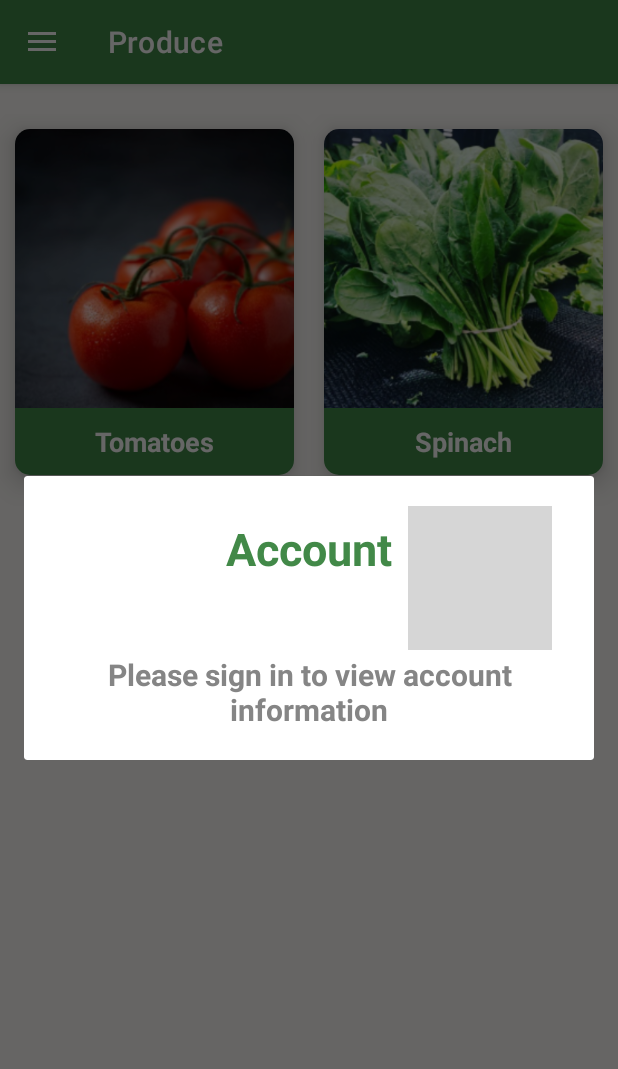
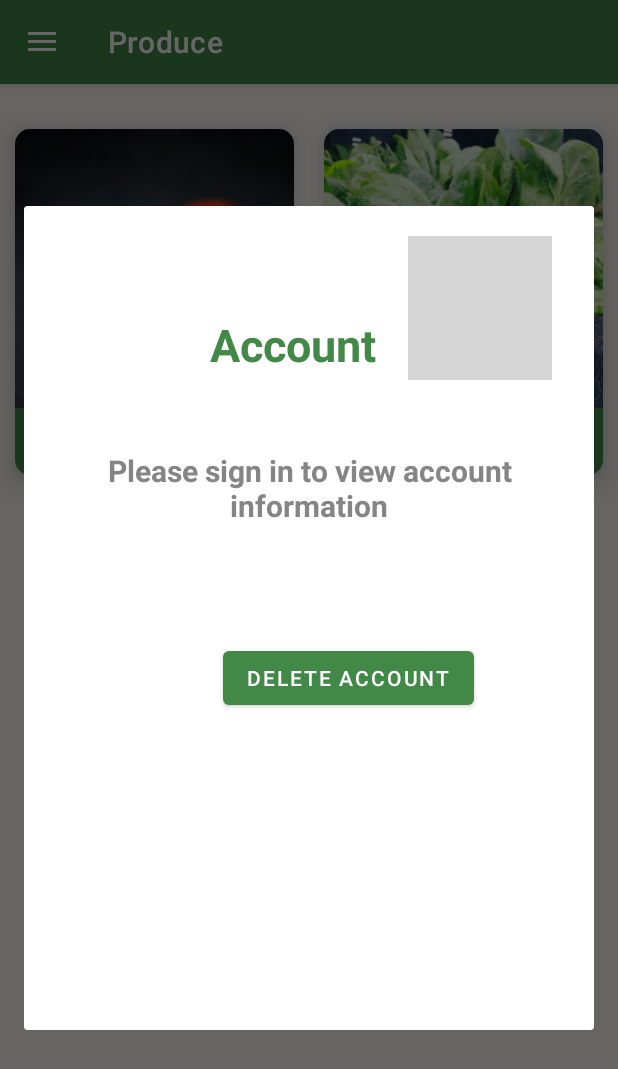
Before and after one commit to Ethan-Stander/OPSC7312Part1ES_SVD_SR_LD, an Android app built with Jetpack Compose: the fragment AccountPopupFragment placed in its activity, on a phone screen of 412 x 824 dp. Shown: the top 1069 px of the screen. Run offline under Robolectric (Android 15) with nearby library versions, the phone set to English and light mode, and no system bars; our stand-ins replace CircleImageView, Firebase (no records; nobody signed in at launch, a user with empty details on screens opened directly), Picasso, navigation-ui; pictures from the network do not load; grey boxes are pictures that could not be loaded.

Commit message:
Added button to delete account, it works, just need to fix up the look

```diff
--- a/app/src/main/res/layout/fragment_account_popup.xml
+++ b/app/src/main/res/layout/fragment_account_popup.xml
@@ -10,7 +10,7 @@
 
     <androidx.constraintlayout.widget.ConstraintLayout
         android:layout_width="match_parent"
-        android:layout_height="wrap_content"
+        android:layout_height="549dp"
         android:padding="20dp">
 
         <!--[Sign in error message]-->
@@ -18,63 +18,64 @@
             android:id="@+id/txtAccountPopUpError"
             android:layout_width="wrap_content"
             android:layout_height="wrap_content"
+            android:layout_marginTop="50dp"
+            android:gravity="center"
             android:text="Please sign in to view account information"
             android:textColor="#858585"
-            android:gravity="center"
-            android:visibility="gone"
             android:textSize="20dp"
             android:textStyle="bold"
-            android:layout_marginTop="50dp"
-            app:layout_constraintTop_toBottomOf="@+id/txtAccountPopUpHeading"
+            android:visibility="gone"
             app:layout_constraintEnd_toEndOf="parent"
             app:layout_constraintHorizontal_bias="0.5"
             app:layout_constraintStart_toStartOf="parent"
+            app:layout_constraintTop_toBottomOf="@+id/txtAccountPopUpHeading"
             app:layout_constraintVertical_bias="0.5" />
 
         <!--[HEADING]-->
+
+        <!--[CLOSE BUTTON]-->
+
         <TextView
             android:id="@+id/txtAccountPopUpHeading"
             android:layout_width="wrap_content"
             android:layout_height="wrap_content"
+            android:layout_marginTop="52dp"
             android:text="Account"
-            android:layout_marginTop="8dp"
-            android:layout_marginBottom="10dp"
             android:textColor="@color/dark_green"
             android:textSize="30dp"
             android:textStyle="bold"
             app:layout_constraintEnd_toEndOf="parent"
-            app:layout_constraintHorizontal_bias="0.5"
+            app:layout_constraintHorizontal_bias="0.454"
             app:layout_constraintStart_toStartOf="parent"
-            app:layout_constraintTop_toTopOf="parent"
-            app:layout_constraintVertical_bias="0.5" />
+            app:layout_constraintTop_toTopOf="parent" />
 
-        <!--[CLOSE BUTTON]-->
         <ImageButton
             android:id="@+id/btnAccountClose"
             android:layout_width="wrap_content"
             android:layout_height="wrap_content"
+            android:layout_marginEnd="8dp"
             android:background="?android:attr/selectableItemBackgroundBorderless"
+            android:contentDescription="close"
             android:src="@drawable/ic_exit"
             app:layout_constraintBaseline_toBaselineOf="@+id/txtAccountPopUpHeading"
             app:layout_constraintEnd_toEndOf="parent"
-            app:layout_constraintTop_toTopOf="parent"
-            android:layout_marginEnd="8dp"
-            android:contentDescription="close"/>
+            app:layout_constraintTop_toTopOf="parent" />
 
         <!--[GOOGLE PROFILE PICTURE]-->
+
+        <!--[NAME]-->
+
         <de.hdodenhof.circleimageview.CircleImageView
             android:id="@+id/accountPopUpImage"
-            android:layout_marginTop="15dp"
             android:layout_width="120dp"
             android:layout_height="120dp"
+            android:layout_marginTop="28dp"
             android:src="@drawable/spinach"
-            app:layout_constraintTop_toBottomOf="@+id/txtAccountPopUpHeading"
             app:layout_constraintEnd_toEndOf="parent"
-            app:layout_constraintHorizontal_bias="0.5"
+            app:layout_constraintHorizontal_bias="0.463"
             app:layout_constraintStart_toStartOf="parent"
-            app:layout_constraintVertical_bias="0.5" />
+            app:layout_constraintTop_toBottomOf="@+id/txtAccountPopUpHeading" />
 
-        <!--[NAME]-->
         <LinearLayout
             android:id="@+id/lvUsernameInformation"
             android:layout_width="match_parent"
@@ -158,6 +159,22 @@
                 android:textSize="18dp" />
         </LinearLayout>
 
+        <Button
+            android:id="@+id/btnDeleteAccount"
+            android:layout_width="wrap_content"
+            android:layout_height="wrap_content"
+            android:layout_marginStart="144dp"
+            android:layout_marginTop="16dp"
+            android:layout_marginEnd="153dp"
+            android:layout_marginBottom="26dp"
+            android:text="Delete Account"
+            app:layout_constraintBottom_toBottomOf="parent"
+            app:layout_constraintEnd_toEndOf="parent"
+            app:layout_constraintHorizontal_bias="0.25"
+            app:layout_constraintStart_toStartOf="parent"
+            app:layout_constraintTop_toBottomOf="@+id/lvGmailInformation"
+            app:layout_constraintVertical_bias="0.0" />
+
     </androidx.constraintlayout.widget.ConstraintLayout>
 
 </FrameLayout>
```
Also changed, not shown: app/src/main/java/com/example/opsc7312part1/AccountPopupFragment.kt (+28 -5 lines), app/src/main/java/com/example/opsc7312part1/FirebaseUtils.kt (+15 -0 lines).
